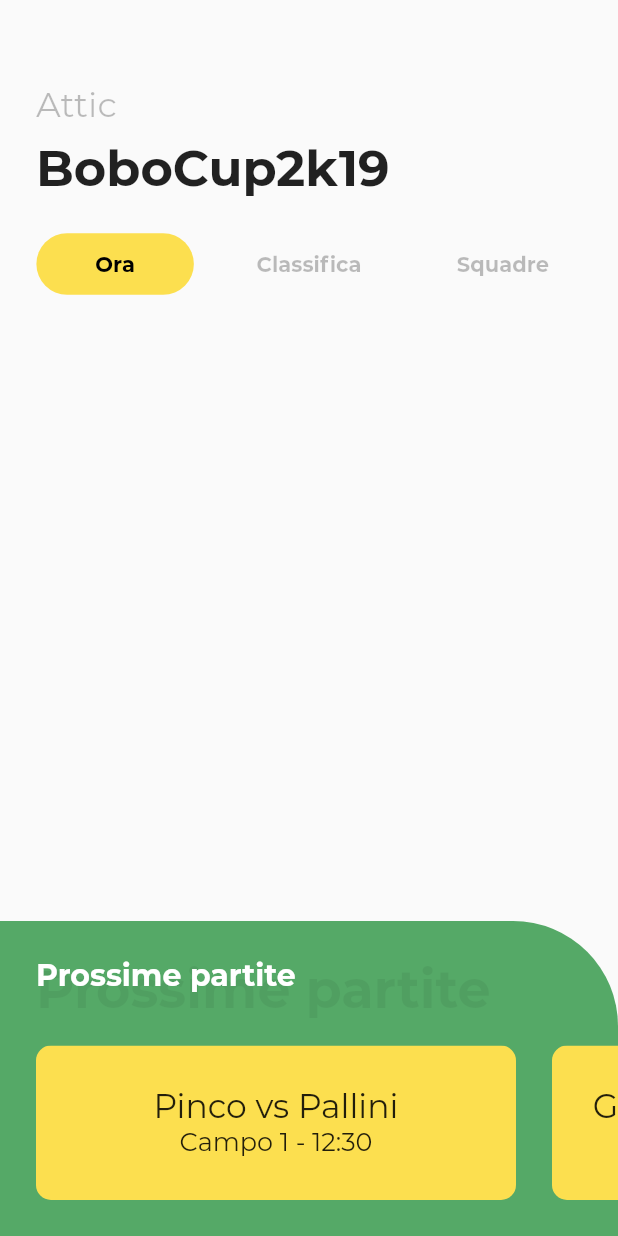
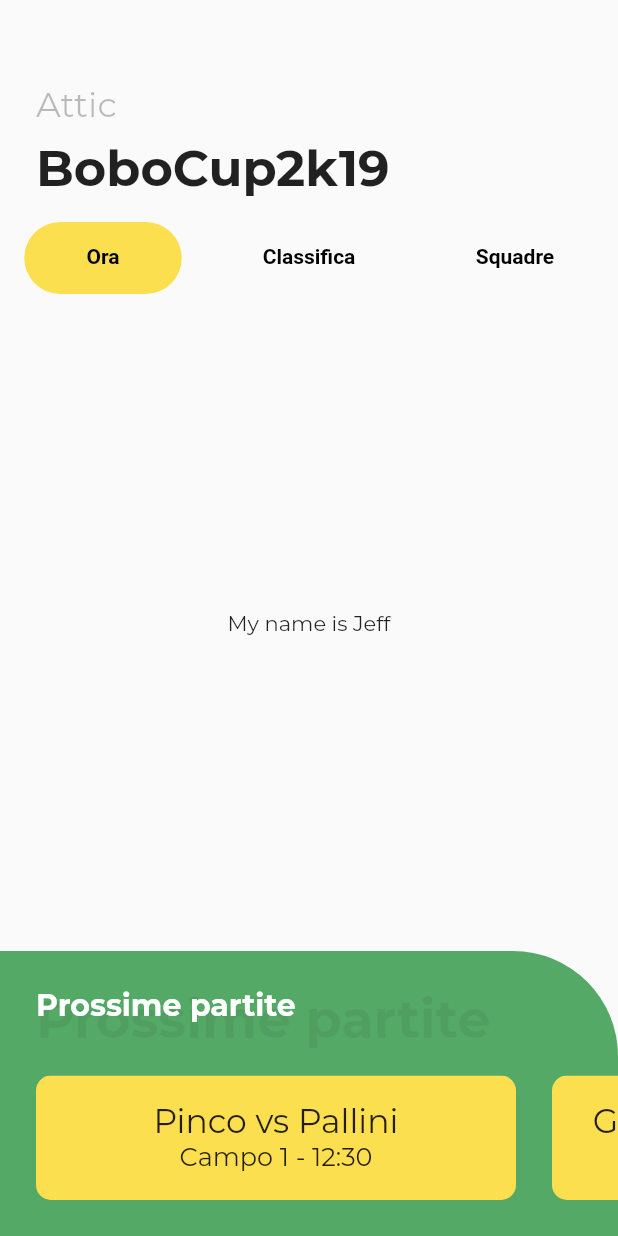
Before and after one commit to ZottiGabriele/bobo_test, a Flutter app: the screen it shows after launch, on a phone screen of 412 x 824 dp. Run offline on Flutter 3.47's test engine with Material 2 defaults, Android fonts, the light colour scheme and no system bars; project files that could hold a hidden picture were left out.

Commit message:
Changes in the app bar

```diff
--- a/lib/bottomBar.dart
+++ b/lib/bottomBar.dart
@@ -9,7 +9,7 @@ class BottomBar extends StatelessWidget {
   @override
   Widget build(BuildContext context) {
     return SizedBox(
-      height: 210,
+      height: 190,
       child: Stack(
         children: <Widget>[
           ClipPath(
--- a/lib/main.dart
+++ b/lib/main.dart
@@ -34,6 +34,7 @@ class MyHomePage extends StatelessWidget {
               height: NavigationToolbar.kMiddleSpacing * 3,
               child: Center(),
             ),
+            TopBar(),
             Body(),
             BottomBar("Prossime partite"),
           ],
@@ -47,36 +48,7 @@ class Body extends StatelessWidget {
   @override
   Widget build(BuildContext context) {
     return Expanded(
-      child: Column(
-        crossAxisAlignment: CrossAxisAlignment.start,
-        children: <Widget>[
-          Container(
-            child: Column(
-              crossAxisAlignment: CrossAxisAlignment.stretch,
-              children: <Widget>[
-                Padding(
-                  padding: const EdgeInsets.fromLTRB(24, 8.0, 24, 0),
-                  child: Text(
-                    "Attic",
-                    style: TextStyle(fontSize: 23, color: Colors.black26),
-                  ),
-                ),
-                Padding(
-                  padding: const EdgeInsets.fromLTRB(24, 8.0, 24, 16),
-                  child: Text(
-                    "BoboCup2k19",
-                    style: TextStyle(
-                      fontSize: 33,
-                      fontWeight: FontWeight.bold,
-                    ),
-                  ),
-                ),
-                TopBar(0),
-              ],
-            ),
-          )
-        ],
-      ),
+      child: Center(child: Text("My name is Jeff")),
     );
   }
 }
--- a/lib/topBar.dart
+++ b/lib/topBar.dart
@@ -1,60 +1,156 @@
 import 'package:flutter/material.dart';
+import 'package:test_bobo/utils.dart';
+
+// class TopBar extends StatefulWidget {
+//   int activeBtn;
+
+//   TopBar(this.activeBtn);
+
+//   @override
+//   _TopBarState createState() => _TopBarState(activeBtn);
+// }
+
+// class _TopBarState extends State<TopBar> {
+//   int activeBtn;
+
+//   _TopBarState(this.activeBtn);
+
+//   @override
+//   Widget build(BuildContext context) {
+//     List<Widget> buttons = [];
+//     buttons.add(TopBarBtn(context, activeBtn == 0, "Ora"));
+//     buttons.add(TopBarBtn(context, activeBtn == 1, "Classifica"));
+//     buttons.add(TopBarBtn(context, activeBtn == 2, "Squadre"));
+
+//     return Container(
+//         height: 56,
+//         child: Row(
+//           mainAxisAlignment: MainAxisAlignment.spaceEvenly,
+//           children: buttons.map((item) {
+//             var index = buttons.indexOf(item);
+//             return Container(
+//               width: 105,
+//               child: FlatButton(
+//                 color: (index == activeBtn) ? Color.fromARGB(255, 252, 223, 79) : Colors.transparent,
+//                 shape: RoundedRectangleBorder(borderRadius: BorderRadius.circular(100)),
+//                 onPressed: () {
+//                   setState(() {
+//                     activeBtn = index;
+//                   });
+//                 },
+//                 child: item,
+//               ),
+//             );
+//           }).toList(),
+//         ));
+//   }
+// }
+
+// Widget TopBarBtn(BuildContext context, bool active, String text) {
+//   Color textColor = (active) ? Colors.black : Colors.black26;
+
+//   return Container(
+//     padding: EdgeInsets.symmetric(vertical: 12),
+//     child: Text(
+//       text,
+//       textAlign: TextAlign.center,
+//       style: TextStyle(fontWeight: FontWeight.bold, color: textColor),
+//     ),
+//   );
+// }
 
 class TopBar extends StatefulWidget {
-  int activeBtn;
-
-  TopBar(this.activeBtn);
-
   @override
-  _TopBarState createState() => _TopBarState(activeBtn);
+  TopBarState createState() => TopBarState();
 }
 
-class _TopBarState extends State<TopBar> {
-  int activeBtn;
-
-  _TopBarState(this.activeBtn);
-
+class TopBarState extends State<TopBar> with TickerProviderStateMixin {
   @override
   Widget build(BuildContext context) {
-    List<Widget> buttons = [];
-    buttons.add(TopBarBtn(context, activeBtn == 0, "Ora"));
-    buttons.add(TopBarBtn(context, activeBtn == 1, "Classifica"));
-    buttons.add(TopBarBtn(context, activeBtn == 2, "Squadre"));
+    TabController _controller =
+        TabController(initialIndex: 0, length: 3, vsync: this);
 
-    return Container(
-        height: 56,
-        child: Row(
-          mainAxisAlignment: MainAxisAlignment.spaceEvenly,
-          children: buttons.map((item) {
-            var index = buttons.indexOf(item);
-            return Container(
-              width: 105,
-              child: FlatButton(
-                color: (index == activeBtn) ? Color.fromARGB(255, 252, 223, 79) : Colors.transparent,
-                shape: RoundedRectangleBorder(borderRadius: BorderRadius.circular(100)),
-                onPressed: () {
-                  setState(() {
-                    activeBtn = index;
-                  });
-                },
-                child: item,
-              ),
-            );
-          }).toList(),
-        ));
+    return Column(
+        crossAxisAlignment: CrossAxisAlignment.start,
+        children: <Widget>[
+          Container(
+              child: Column(
+                  crossAxisAlignment: CrossAxisAlignment.stretch,
+                  children: <Widget>[
+                Padding(
+                  padding: const EdgeInsets.fromLTRB(24, 8.0, 24, 0),
+                  child: Text(
+                    "Attic",
+                    style: TextStyle(fontSize: 23, color: Colors.black26),
+                  ),
+                ),
+                Padding(
+                  padding: const EdgeInsets.fromLTRB(24, 8.0, 24, 16),
+                  child: Text(
+                    "BoboCup2k19",
+                    style: TextStyle(
+                      fontSize: 33,
+                      fontWeight: FontWeight.bold,
+                    ),
+                  ),
+                ),
+                Theme(
+                  data: ThemeData(
+                    highlightColor: Colors.transparent,
+                    splashColor: Colors.transparent,
+                  ),
+                  child: TabBar(
+                    indicator: ShapeDecoration(
+                        shape: RoundedRectangleBorder(
+                            borderRadius: BorderRadius.circular(100)),
+                        color: Color.fromARGB(255, 252, 223, 79)),
+                    indicatorSize: TabBarIndicatorSize.label,
+                    controller: _controller,
+                    labelStyle: TextStyle(
+                        fontWeight: FontWeight.bold, color: Colors.black),
+                    unselectedLabelStyle: TextStyle(
+                        fontWeight: FontWeight.bold, color: Colors.black26),
+                    tabs: <Widget>[
+                      Tab(
+                        child: Container(
+                          width: 105,
+                          child: Text(
+                            "Ora",
+                            textAlign: TextAlign.center,
+                            style: TextStyle(
+                                fontWeight: FontWeight.bold,
+                                color: Colors.black),
+                          ),
+                        ),
+                      ),
+                      Tab(
+                        child: Container(
+                          width: 105,
+                          child: Text(
+                            "Classifica",
+                            textAlign: TextAlign.center,
+                            style: TextStyle(
+                                fontWeight: FontWeight.bold,
+                                color: Colors.black),
+                          ),
+                        ),
+                      ),
+                      Tab(
+                        child: Container(
+                          width: 105,
+                          child: Text(
+                            "Squadre",
+                            textAlign: TextAlign.center,
+                            style: TextStyle(
+                                fontWeight: FontWeight.bold,
+                                color: Colors.black),
+                          ),
+                        ),
+                      )
+                    ],
+                  ),
+                )
+              ]))
+        ]);
   }
 }
-
-Widget TopBarBtn(BuildContext context, bool active, String text) {
-
-  Color textColor = (active) ? Colors.black : Colors.black26;
-
-  return Container(
-    padding: EdgeInsets.symmetric(vertical: 12),
-    child: Text(
-      text,
-      textAlign: TextAlign.center,
-      style: TextStyle(fontWeight: FontWeight.bold, color: textColor),
-    ),
-  );
-}
--- a/lib/utils.dart
+++ b/lib/utils.dart
@@ -1,4 +1,6 @@
 import 'dart:math' as math;
+
+import 'package:flutter/material.dart';
 
 num degToRad(num deg) => deg * (math.pi / 180.0);
 num radToDeg(num rad) => rad * (180.0 / math.pi);
```
Also changed, not shown: reference.png (added), 5 other files.
